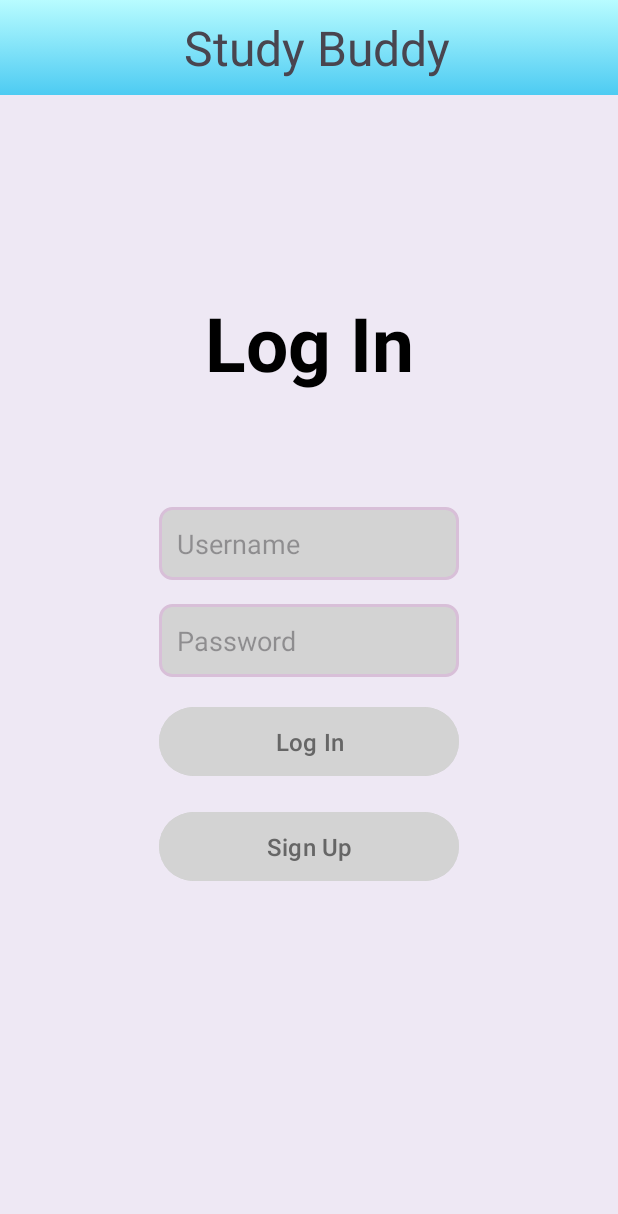
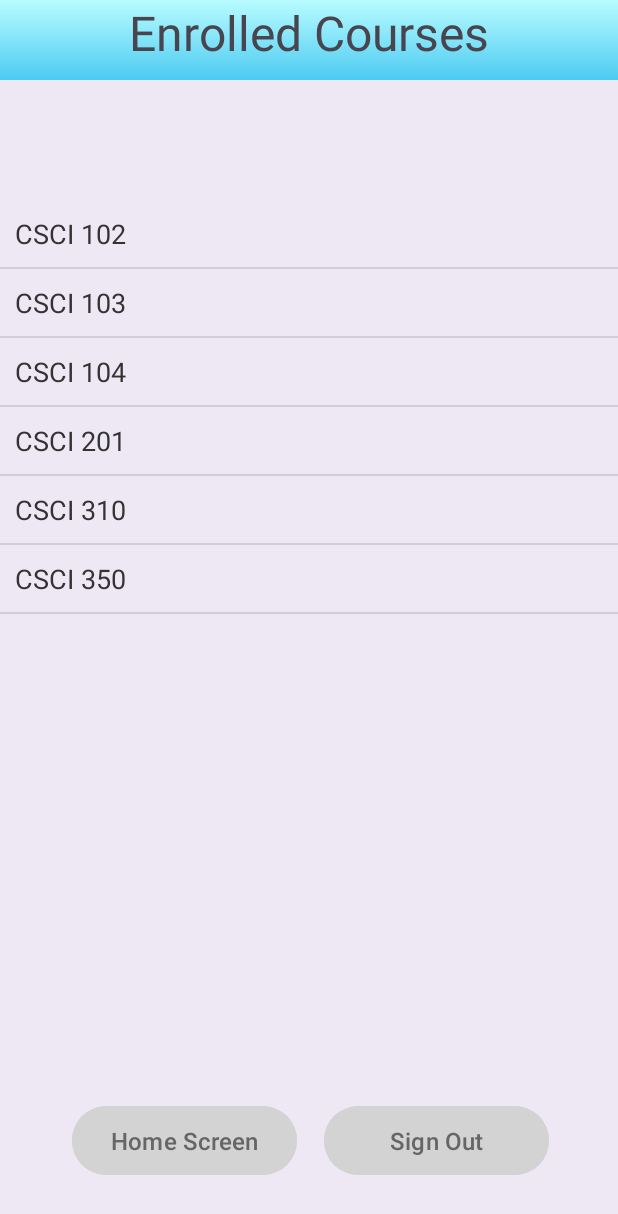
Before and after one commit to Larry-Z-Li/ProjectE, an Android app: the screen it shows after launch (LoginActivity before the commit, EnrolledCoursesActivity after it), on a phone screen of 412 x 824 dp. Shown: the top 1214 px of the screen. Run offline under Robolectric (Android 15) with nearby library versions, the phone set to English and light mode, and no system bars; 1 statement that could not run was skipped.

Commit message:
enrolled changes

```diff
--- a/app/src/main/AndroidManifest.xml
+++ b/app/src/main/AndroidManifest.xml
@@ -15,14 +15,14 @@
 
 
         <activity
-            android:name=".LoginActivity"
+            android:name=".EnrolledCoursesActivity"
             android:exported="true">
             <intent-filter>
                 <action android:name="android.intent.action.MAIN" />
                 <category android:name="android.intent.category.LAUNCHER" />
             </intent-filter>
         </activity>
-        <activity android:name=".EnrolledCoursesActivity" />
+        <activity android:name=".LoginActivity" />
         <activity android:name=".SignupActivity" />
         <activity android:name=".GroupListPage"/>
         <activity android:name=".NewGroupPage"/>
--- a/app/src/main/java/com/example/projecte/EnrolledCoursesActivity.java
+++ b/app/src/main/java/com/example/projecte/EnrolledCoursesActivity.java
@@ -4,17 +4,28 @@ import android.content.Intent;
 import android.os.Bundle;
 import android.view.View;
 import android.widget.Button;
+
 import android.widget.Toast;
 
+
+import java.util.ArrayList;
 import androidx.activity.EdgeToEdge;
 import androidx.appcompat.app.AppCompatActivity;
 import androidx.core.graphics.Insets;
 import androidx.core.view.ViewCompat;
 import androidx.core.view.WindowInsetsCompat;
+import android.content.Intent;
+import android.os.Bundle;
+import android.widget.ListView;
+import android.widget.ArrayAdapter;
+import com.example.projecte.components.CoursePageAdapter;
 
 import java.util.ArrayList;
 
 public class EnrolledCoursesActivity extends AppCompatActivity {
+
+    private ListView listView;
+    private CoursePageAdapter courseAdapter;
 
     @Override
     protected void onCreate(Bundle savedInstanceState) {
@@ -34,6 +45,20 @@ public class EnrolledCoursesActivity extends AppCompatActivity {
             Toast.makeText(this, "error", Toast.LENGTH_SHORT).show();
         }
         String username = (String)b.get("name");
+
+        listView = findViewById(R.id.listCourses);
+
+        ArrayList<String> testCourses = new ArrayList<>();
+        testCourses.add("CSCI 102");
+        testCourses.add("CSCI 103");
+        testCourses.add("CSCI 104");
+        testCourses.add("CSCI 201");
+        testCourses.add("CSCI 310");
+        testCourses.add("CSCI 350");
+
+
+        courseAdapter = new CoursePageAdapter(this, testCourses);
+        listView.setAdapter(courseAdapter);
 
         Button homeScreen = findViewById(R.id.HomePageButton);
         homeScreen.setOnClickListener(new View.OnClickListener() {
--- a/app/src/main/java/com/example/projecte/components/CoursePageAdapter.java
+++ b/app/src/main/java/com/example/projecte/components/CoursePageAdapter.java
@@ -1,2 +1,51 @@
-package com.example.projecte.components;public class CoursePageAdapter {
+package com.example.projecte.components;
+import android.content.Context;
+import android.view.LayoutInflater;
+import android.view.View;
+import android.view.ViewGroup;
+import android.widget.BaseAdapter;
+import java.util.ArrayList;
+import android.widget.TextView;
+import android.widget.BaseAdapter;
+
+import com.example.projecte.R;
+
+public class CoursePageAdapter extends BaseAdapter {
+    private Context context;
+    private ArrayList<String> courses;
+    private LayoutInflater inflater;
+
+    public CoursePageAdapter(Context context, ArrayList<String> courses) {
+        this.context = context;
+        this.courses = courses;
+        inflater = LayoutInflater.from(context);
+    }
+
+    @Override
+    public int getCount() {
+        return courses.size();
+    }
+
+    @Override
+    public Object getItem(int position) {
+        return courses.get(position);
+    }
+
+    @Override
+    public long getItemId(int position) {
+        return position;
+    }
+
+    @Override
+    public View getView(int position, View convertView, ViewGroup parent) {
+        if (convertView == null) {
+            convertView = inflater.inflate(R.layout.course_list, parent, false);
+        }
+
+        TextView tv = convertView.findViewById(R.id.courseName);
+        tv.setText(courses.get(position));
+
+        return convertView;
+    }
+
 }
```
